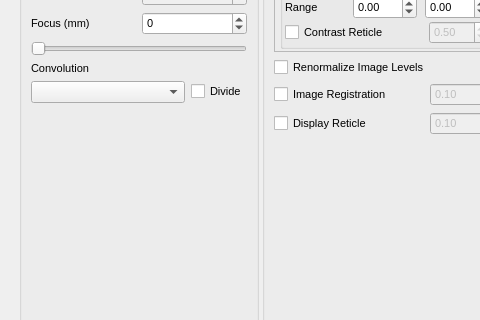
The window that Ui/assets/ui/mainwindow.ui (DigitalHolography/Holovibes) describes before a commit, drawn with Qt 5; both pictures show x 0 to 480 and y 383 to 703 of the 1291 by 815 pixel window.
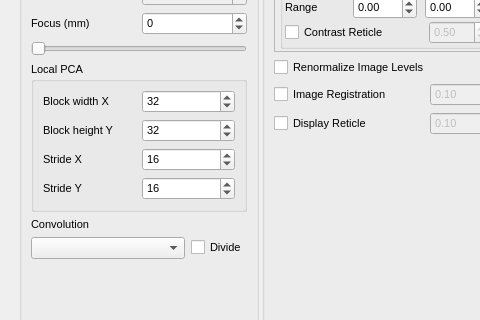
The same window after the commit. Custom widgets are drawn as their Qt base class.

```diff
--- a/Ui/assets/ui/mainwindow.ui
+++ b/Ui/assets/ui/mainwindow.ui
@@ -583,6 +583,70 @@
              </property>
             </widget>
            </item>
+           <item row="9" column="0" colspan="2">
+            <widget class="QGroupBox" name="LocalPcaGroupBox">
+             <property name="title">
+              <string>Local PCA</string>
+             </property>
+             <property name="toolTip">
+              <string>Remove the strongest components selected by effective rank in each spatial block. Average overlapping residuals; wrap blocks across image borders.</string>
+             </property>
+             <layout class="QGridLayout" name="localPcaLayout">
+              <item row="0" column="0">
+               <widget class="QLabel" name="PcaWidthXLabel">
+                <property name="text"><string>Block width X</string></property>
+               </widget>
+              </item>
+              <item row="0" column="1">
+               <widget class="QSpinBox" name="PcaWidthXSpinBox">
+                <property name="toolTip"><string>pca_width_x: horizontal block size in pixels. Border samples wrap to the opposite edge.</string></property>
+                <property name="minimum"><number>1</number></property>
+                <property name="maximum"><number>65535</number></property>
+                <property name="value"><number>32</number></property>
+               </widget>
+              </item>
+              <item row="1" column="0">
+               <widget class="QLabel" name="PcaWidthYLabel">
+                <property name="text"><string>Block height Y</string></property>
+               </widget>
+              </item>
+              <item row="1" column="1">
+               <widget class="QSpinBox" name="PcaWidthYSpinBox">
+                <property name="toolTip"><string>pca_width_y: vertical block size in pixels. The shared time window sets the number of frames.</string></property>
+                <property name="minimum"><number>1</number></property>
+                <property name="maximum"><number>65535</number></property>
+                <property name="value"><number>32</number></property>
+               </widget>
+              </item>
+              <item row="2" column="0">
+               <widget class="QLabel" name="PcaStrideXLabel">
+                <property name="text"><string>Stride X</string></property>
+               </widget>
+              </item>
+              <item row="2" column="1">
+               <widget class="QSpinBox" name="PcaStrideXSpinBox">
+                <property name="toolTip"><string>pca_stride_x: pixels between block origins in X. Values below the block width overlap.</string></property>
+                <property name="minimum"><number>1</number></property>
+                <property name="maximum"><number>32</number></property>
+                <property name="value"><number>16</number></property>
+               </widget>
+              </item>
+              <item row="3" column="0">
+               <widget class="QLabel" name="PcaStrideYLabel">
+                <property name="text"><string>Stride Y</string></property>
+               </widget>
+              </item>
+              <item row="3" column="1">
+               <widget class="QSpinBox" name="PcaStrideYSpinBox">
+                <property name="toolTip"><string>pca_stride_y: pixels between block origins in Y. Strides cannot exceed block dimensions, so every pixel is covered.</string></property>
+                <property name="minimum"><number>1</number></property>
+                <property name="maximum"><number>32</number></property>
+                <property name="value"><number>16</number></property>
+               </widget>
+              </item>
+             </layout>
+            </widget>
+           </item>
           </layout>
          </item>
          <item>
```
Left out of the diff: 5 changed lines with no effect on the pictures.
